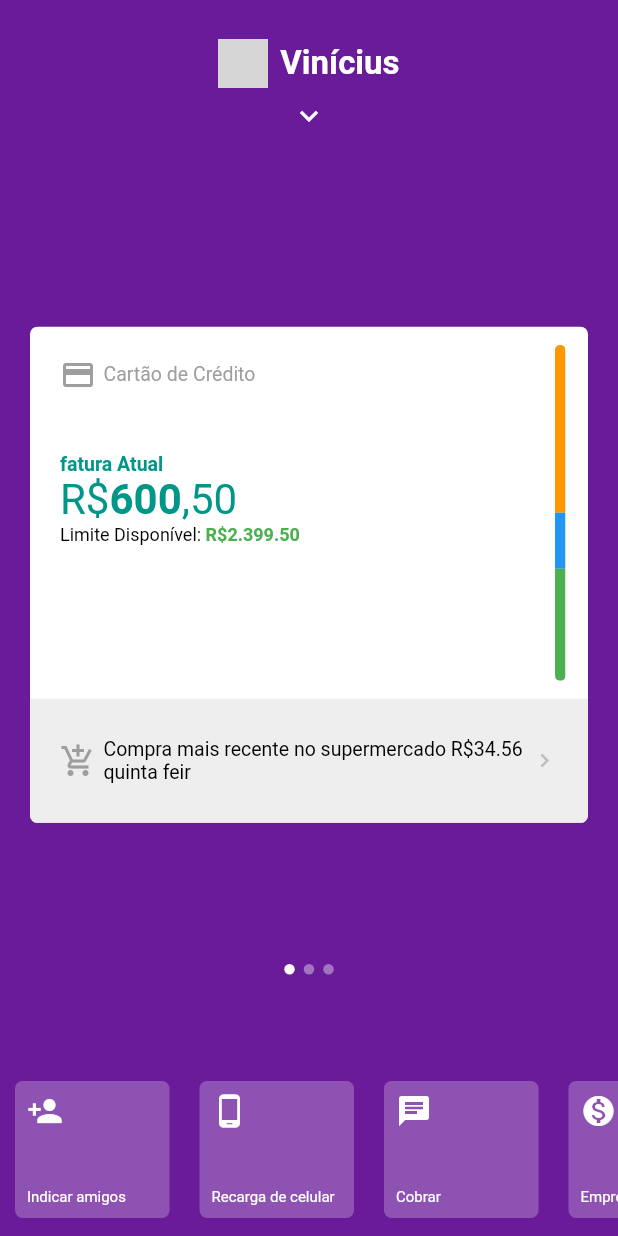
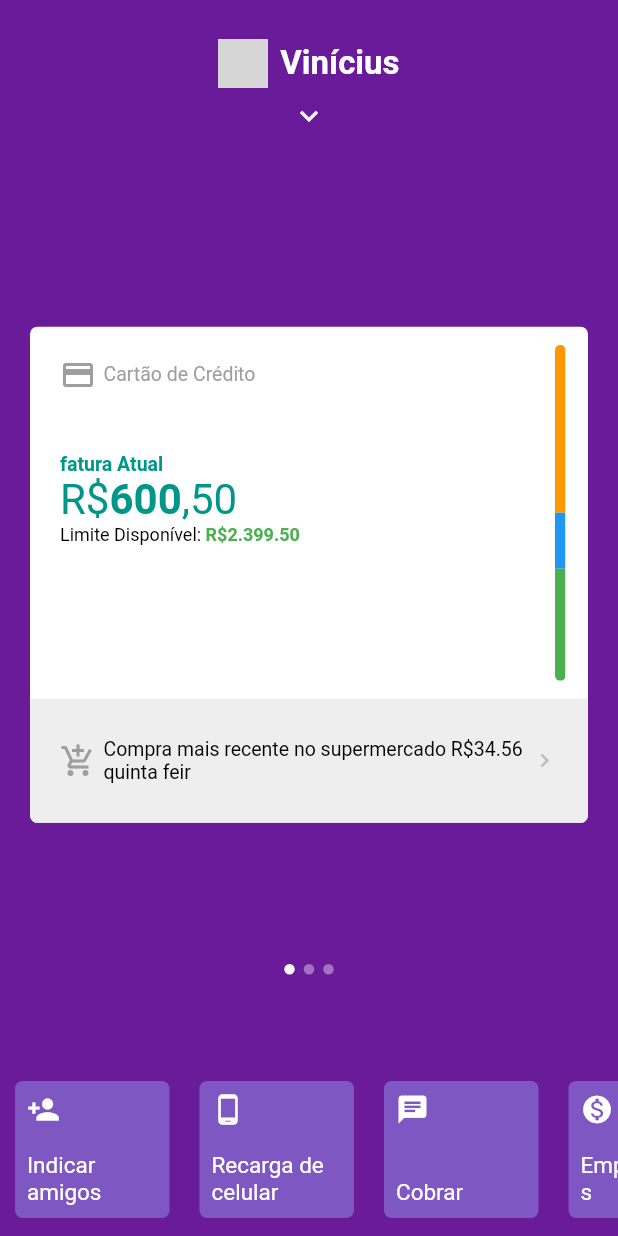
Before and after one commit to Vini03-Alcantra/nubankappflutter, a Flutter app: the screen it shows after launch, on a phone screen of 412 x 824 dp. Run offline on Flutter 3.47's test engine with Material 2 defaults, Android fonts, the phone set to English and light mode, and no system bars; our stand-ins replace flutter_icons; network calls fail; grey boxes are pictures that could not be loaded.

Commit message:
alterando item_menu_bottom

```diff
--- a/lib/widgets/item_menu_bottom.dart
+++ b/lib/widgets/item_menu_bottom.dart
@@ -5,29 +5,33 @@ class ItemMenuBottom extends StatelessWidget {
   final IconData icon;
 
   ItemMenuBottom(this.icon, this.text);
+
   @override
   Widget build(BuildContext context) {
+    var largura = MediaQuery.of(context).size.width;
+    var altura = MediaQuery.of(context).size.height;
     return Padding(
-      padding: const EdgeInsets.symmetric(horizontal: 10, vertical: 12),
+      padding: EdgeInsets.symmetric(horizontal: 10, vertical: 12),
       child: Container(
         child: Padding(
-          padding: const EdgeInsets.all(8.0),
+          padding: EdgeInsets.all(8.0),
           child: Column(
             mainAxisAlignment: MainAxisAlignment.spaceBetween,
             crossAxisAlignment: CrossAxisAlignment.start,
             children: <Widget>[
-              Icon(icon),
+              Icon(icon, size: 22),
               Text(
                 text,
-                style: TextStyle(fontSize: 10),
+                style: TextStyle(fontSize: 15),
               )
             ],
           ),
         ),
-        width: MediaQuery.of(context).size.width * 0.25,
+        width:  largura * 0.25,
+        height: altura * 0.08,
         decoration: BoxDecoration(
           borderRadius: BorderRadius.circular(5),
-          color: Colors.white24
+          color: Colors.deepPurple[400]
         ),
       ),
     );
```
